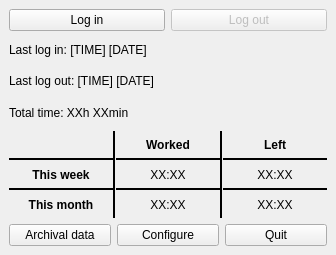
Above: ui/WorktimeLogger.ui from daneos/WorktimeLogger before the change. Below: the same form after it.
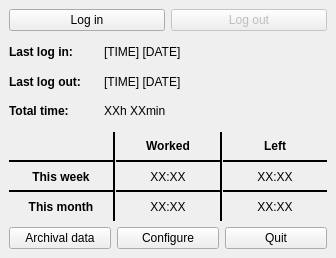
That is the form after the change. Icons and pictures are not drawn.

Commit message: last login and logout times

Diff of the .ui file:
```diff
--- a/ui/WorktimeLogger.ui
+++ b/ui/WorktimeLogger.ui
@@ -10,7 +10,7 @@
     <x>0</x>
     <y>0</y>
     <width>336</width>
-    <height>255</height>
+    <height>258</height>
    </rect>
   </property>
   <property name="windowTitle">
@@ -55,26 +55,98 @@
     </item>
     <item>
      <layout class="QVBoxLayout" name="verticalLayout_5">
+      <property name="spacing">
+       <number>0</number>
+      </property>
       <item>
-       <widget class="QLabel" name="LastLogInLabel">
-        <property name="text">
-         <string>Last log in: [TIME] [DATE]</string>
+       <layout class="QHBoxLayout" name="horizontalLayout_4" stretch="2,5">
+        <property name="spacing">
+         <number>6</number>
         </property>
-       </widget>
+        <item>
+         <widget class="QLabel" name="label">
+          <property name="font">
+           <font>
+            <weight>75</weight>
+            <bold>true</bold>
+           </font>
+          </property>
+          <property name="text">
+           <string>Last log in:</string>
+          </property>
+          <property name="alignment">
+           <set>Qt::AlignLeading|Qt::AlignLeft|Qt::AlignVCenter</set>
+          </property>
+         </widget>
+        </item>
+        <item>
+         <widget class="QLabel" name="LastLogInLabel">
+          <property name="text">
+           <string>[TIME] [DATE]</string>
+          </property>
+         </widget>
+        </item>
+       </layout>
       </item>
       <item>
-       <widget class="QLabel" name="LastLogOutLabel">
-        <property name="text">
-         <string>Last log out: [TIME] [DATE]</string>
+       <layout class="QHBoxLayout" name="horizontalLayout_5" stretch="2,5">
+        <property name="spacing">
+         <number>6</number>
         </property>
-       </widget>
+        <item>
+         <widget class="QLabel" name="label_7">
+          <property name="font">
+           <font>
+            <weight>75</weight>
+            <bold>true</bold>
+           </font>
+          </property>
+          <property name="text">
+           <string>Last log out:</string>
+          </property>
+          <property name="alignment">
+           <set>Qt::AlignLeading|Qt::AlignLeft|Qt::AlignVCenter</set>
+          </property>
+         </widget>
+        </item>
+        <item>
+         <widget class="QLabel" name="LastLogOutLabel">
+          <property name="text">
+           <string>[TIME] [DATE]</string>
+          </property>
+         </widget>
+        </item>
+       </layout>
       </item>
       <item>
-       <widget class="QLabel" name="TotalTimeLabel">
-        <property name="text">
-         <string>Total time: XXh XXmin</string>
+       <layout class="QHBoxLayout" name="horizontalLayout_6" stretch="2,5">
+        <property name="spacing">
+         <number>6</number>
         </property>
-       </widget>
+        <item>
+         <widget class="QLabel" name="label_2">
+          <property name="font">
+           <font>
+            <weight>75</weight>
+            <bold>true</bold>
+           </font>
+          </property>
+          <property name="text">
+           <string>Total time:</string>
+          </property>
+          <property name="alignment">
+           <set>Qt::AlignLeading|Qt::AlignLeft|Qt::AlignVCenter</set>
+          </property>
+         </widget>
+        </item>
+        <item>
+         <widget class="QLabel" name="TotalTimeLabel">
+          <property name="text">
+           <string>XXh XXmin</string>
+          </property>
+         </widget>
+        </item>
+       </layout>
       </item>
      </layout>
     </item>
```
The commit also changes 3 other files.
